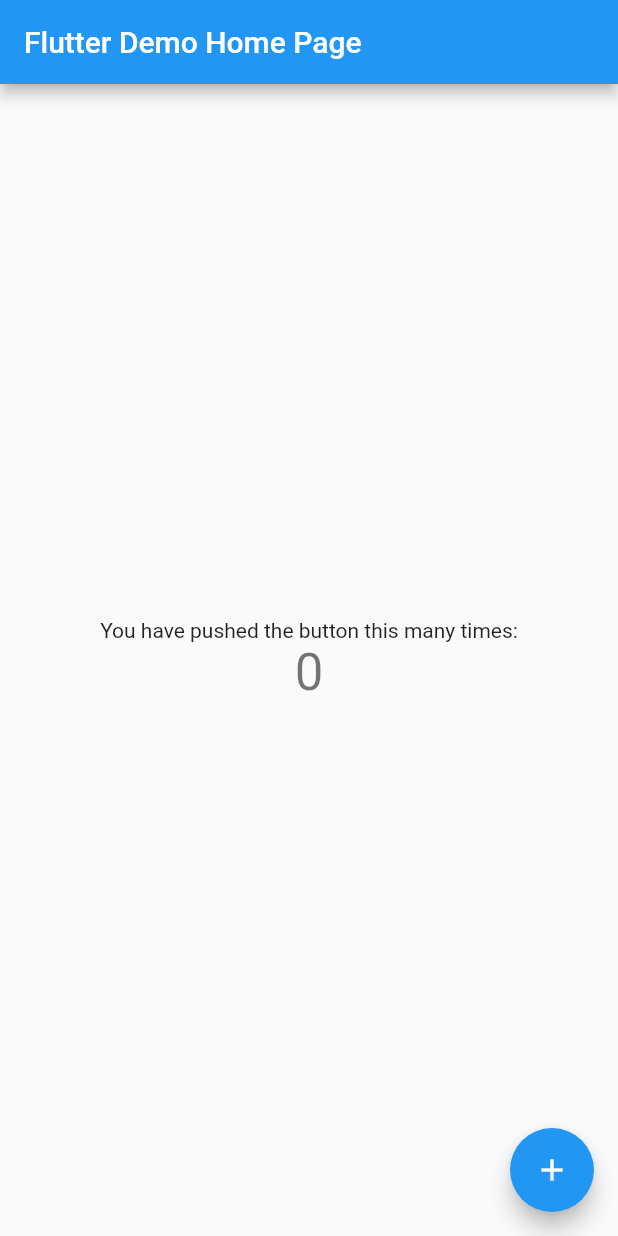
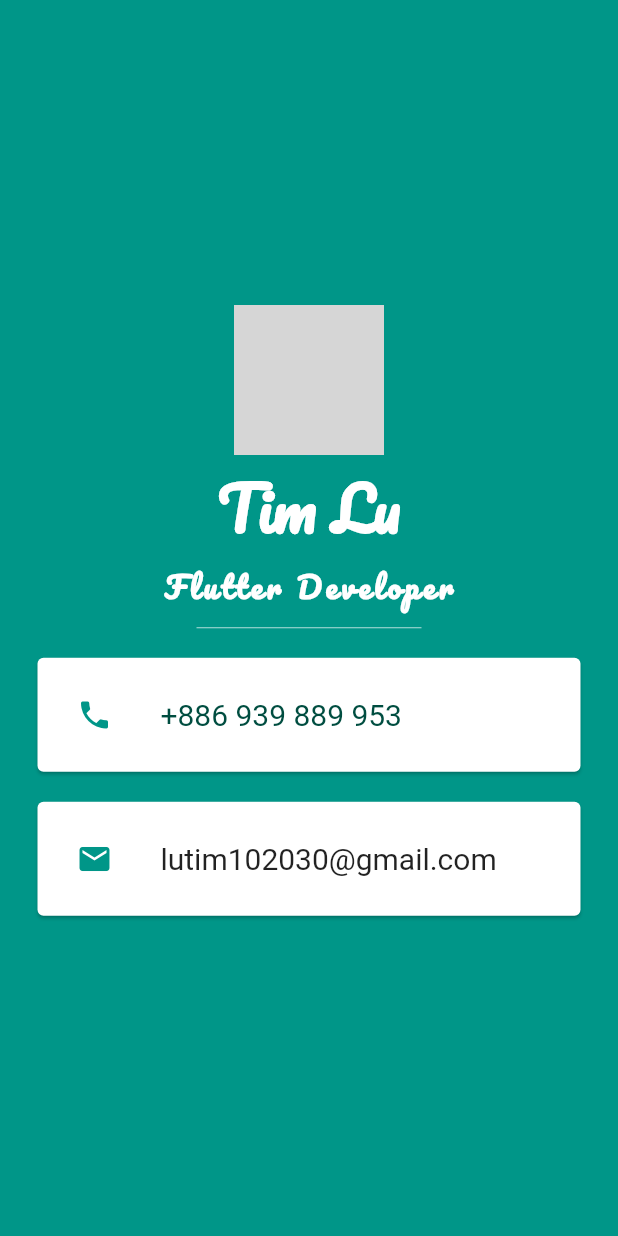
Before and after one commit to JyunTimLu/flutter_mi_card, a Flutter app: the screen it shows after launch, on a phone screen of 412 x 824 dp. Run offline on Flutter 3.47's test engine with Material 2 defaults, Android fonts, the phone set to English and light mode, and no system bars; network calls fail; grey boxes are pictures that could not be loaded.

Commit message:
add mi card

```diff
--- a/lib/main.dart
+++ b/lib/main.dart
@@ -1,4 +1,5 @@
 import 'package:flutter/material.dart';
+import 'package:flutter_mi_card/mi_card.dart';
 
 void main() => runApp(MyApp());
 
@@ -6,58 +7,17 @@
   @override
   Widget build(BuildContext context) {
     return MaterialApp(
-      title: 'Flutter Demo',
-      theme: ThemeData(
-        primarySwatch: Colors.blue,
-      ),
-      home: MyHomePage(title: 'Flutter Demo Home Page'),
+      home: MyHomePage(),
     );
   }
 }
 
-class MyHomePage extends StatefulWidget {
-  MyHomePage({Key key, this.title}) : super(key: key);
-
-  final String title;
-
-  @override
-  _MyHomePageState createState() => _MyHomePageState();
-}
-
-class _MyHomePageState extends State<MyHomePage> {
-  int _counter = 0;
-
-  void _incrementCounter() {
-    setState(() {
-      _counter++;
-    });
-  }
-
+class MyHomePage extends StatelessWidget {
   @override
   Widget build(BuildContext context) {
     return Scaffold(
-      appBar: AppBar(
-        title: Text(widget.title),
-      ),
-      body: Center(
-        child: Column(
-          mainAxisAlignment: MainAxisAlignment.center,
-          children: <Widget>[
-            Text(
-              'You have pushed the button this many times:',
-            ),
-            Text(
-              '$_counter',
-              style: Theme.of(context).textTheme.headline4,
-            ),
-          ],
-        ),
-      ),
-      floatingActionButton: FloatingActionButton(
-        onPressed: _incrementCounter,
-        tooltip: 'Increment',
-        child: Icon(Icons.add),
-      ),
+      backgroundColor: Colors.teal,
+      body: SafeArea(child: MiCard()),
     );
   }
 }
--- /dev/null
+++ b/lib/mi_card.dart
@@ -0,0 +1,79 @@
+import 'package:flutter/material.dart';
+
+class MiCard extends StatelessWidget {
+  @override
+  Widget build(BuildContext context) {
+    return Column(
+      mainAxisAlignment: MainAxisAlignment.center,
+      children: <Widget>[
+        CircleAvatar(
+          radius: 50.0,
+          backgroundImage: NetworkImage(
+              "https://images.cakeresume.com/timlu/2997c774-5f87-4b79-9b7e-04179eb94053.png"),
+        ),
+        Text(
+          "Tim Lu",
+          style: TextStyle(
+            fontSize: 40.0,
+            color: Colors.white,
+            fontWeight: FontWeight.bold,
+            fontFamily: "Pacifico",
+          ),
+        ),
+        Text(
+          "Flutter Developer",
+          style: TextStyle(
+            fontSize: 20.0,
+            color: Colors.white,
+            fontWeight: FontWeight.bold,
+            fontFamily: "Pacifico",
+            letterSpacing: 2.5,
+          ),
+        ),
+        SizedBox(
+          height: 20.0,
+          width: 150.0,
+          child: Divider(
+            color: Colors.teal.shade100,
+          ),
+        ),
+        Card(
+          color: Colors.white,
+          margin: const EdgeInsets.symmetric(vertical: 10.0, horizontal: 25.0),
+          child: Padding(
+            padding: const EdgeInsets.all(10.0),
+            child: ListTile(
+              leading: Icon(
+                Icons.phone,
+                color: Colors.teal,
+              ),
+              title: Text(
+                "+886 939 889 953",
+                style: TextStyle(color: Colors.teal.shade900, fontSize: 20.0),
+              ),
+            ),
+          ),
+        ),
+        Card(
+          margin: const EdgeInsets.symmetric(
+            vertical: 10.0,
+            horizontal: 25.0,
+          ),
+          child: Padding(
+            padding: const EdgeInsets.all(10.0),
+            child: ListTile(
+              leading: Icon(
+                Icons.email,
+                color: Colors.teal,
+              ),
+              title: Text(
+                "lutim102030@gmail.com",
+                style: TextStyle(fontSize: 20.0),
+              ),
+            ),
+          ),
+        )
+      ],
+    );
+  }
+}
--- a/pubspec.yaml
+++ b/pubspec.yaml
@@ -18,3 +18,9 @@
 
 flutter:
   uses-material-design: true
+
+  fonts:
+
+    - family: Pacifico
+      fonts:
+        - asset: assets/Pacifico-Regular.ttf
```
Also changed, not shown: assets/Pacifico-Regular.ttf (added).
